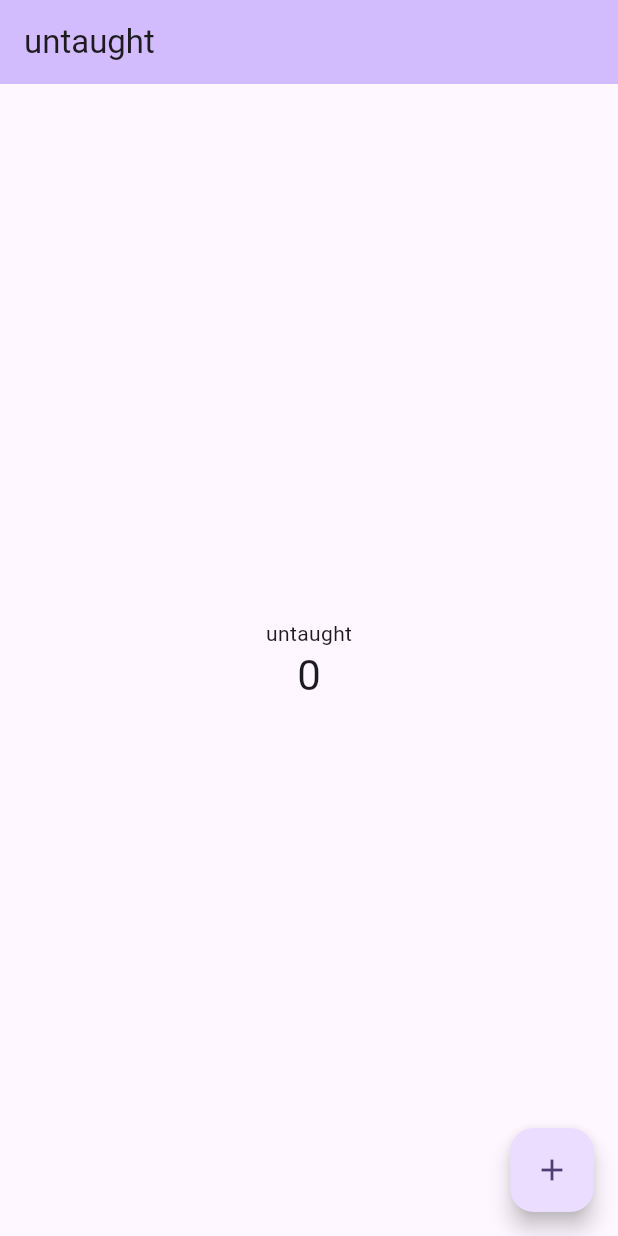
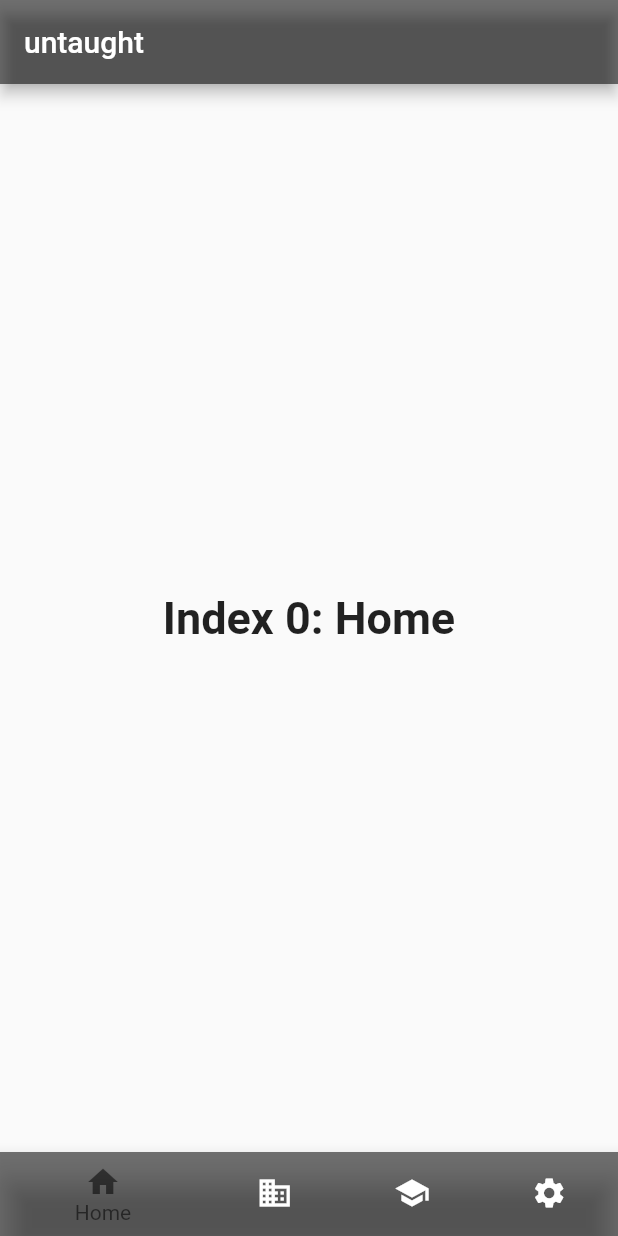
Before and after one commit to Michael-Junior/untaught, a Flutter app: the screen it shows after launch, on a phone screen of 412 x 824 dp. Run offline on Flutter 3.47's test engine with Material 2 defaults, Android fonts, the phone set to English and light mode, and no system bars.

Commit message:
Adicionado BottomNavigationBarMain

```diff
--- /dev/null
+++ b/lib/components/BottomNavigationBarMain.dart
@@ -0,0 +1,81 @@
+import 'package:flutter/material.dart';
+
+
+class BottomNavigationBarMain extends StatefulWidget {
+  const BottomNavigationBarMain({super.key});
+
+  @override
+  State<BottomNavigationBarMain> createState() =>
+      _BottomNavigationBarMainState();
+}
+
+class _BottomNavigationBarMainState
+    extends State<BottomNavigationBarMain> {
+  int _selectedIndex = 0;
+  static const TextStyle optionStyle =
+  TextStyle(fontSize: 30, fontWeight: FontWeight.bold);
+  static const List<Widget> _widgetOptions = <Widget>[
+    Text(
+      'Index 0: Home',
+      style: optionStyle,
+    ),
+    Text(
+      'Index 1: Business',
+      style: optionStyle,
+    ),
+    Text(
+      'Index 2: School',
+      style: optionStyle,
+    ),
+    Text(
+      'Index 3: Settings',
+      style: optionStyle,
+    ),
+  ];
+
+  void _onItemTapped(int index) {
+    setState(() {
+      _selectedIndex = index;
+    });
+  }
+
+  @override
+  Widget build(BuildContext context) {
+    return Scaffold(
+      appBar: AppBar(
+        backgroundColor: Colors.black54,
+        title: const Text('untaught'),
+      ),
+      body: Center(
+        child: _widgetOptions.elementAt(_selectedIndex),
+      ),
+      bottomNavigationBar: BottomNavigationBar(
+        items: const <BottomNavigationBarItem>[
+          BottomNavigationBarItem(
+            icon: Icon(Icons.home),
+            label: 'Home',
+            backgroundColor: Colors.black54,
+          ),
+          BottomNavigationBarItem(
+            icon: Icon(Icons.business),
+            label: 'Business',
+            backgroundColor: Colors.black54,
+          ),
+          BottomNavigationBarItem(
+            icon: Icon(Icons.school),
+            label: 'School',
+            backgroundColor: Colors.black54,
+          ),
+          BottomNavigationBarItem(
+            icon: Icon(Icons.settings),
+            label: 'Settings',
+            backgroundColor: Colors.black54,
+          ),
+        ],
+        currentIndex: _selectedIndex,
+        selectedItemColor: Colors.black54,
+        onTap: _onItemTapped,
+      ),
+    );
+  }
+}
--- a/lib/main.dart
+++ b/lib/main.dart
@@ -1,4 +1,6 @@
 import 'package:flutter/material.dart';
+
+import 'components/BottomNavigationBarMain.dart';
 
 void main() {
   runApp(const MyApp());
@@ -7,64 +9,11 @@ void main() {
 class MyApp extends StatelessWidget {
   const MyApp({super.key});
 
-  // This widget is the root of your application.
   @override
   Widget build(BuildContext context) {
-    return MaterialApp(
-      title: 'Flutter Demo',
-      theme: ThemeData(
-        colorScheme: ColorScheme.fromSeed(seedColor: Colors.deepPurple),
-        useMaterial3: true,
-      ),
-      home: const MyHomePage(title: 'untaught'),
+    return const MaterialApp(
+      debugShowCheckedModeBanner: false,
+      home: BottomNavigationBarMain()
     );
   }
 }
-
-class MyHomePage extends StatefulWidget {
-  const MyHomePage({super.key, required this.title});
-
-  final String title;
-
-  @override
-  State<MyHomePage> createState() => _MyHomePageState();
-}
-
-class _MyHomePageState extends State<MyHomePage> {
-  int _counter = 0;
-
-  void _incrementCounter() {
-    setState(() {
-      _counter++;
-    });
-  }
-
-  @override
-  Widget build(BuildContext context) {
-    return Scaffold(
-      appBar: AppBar(
-        backgroundColor: Theme.of(context).colorScheme.inversePrimary,
-        title: Text(widget.title),
-      ),
-      body: Center(
-        child: Column(
-          mainAxisAlignment: MainAxisAlignment.center,
-          children: <Widget>[
-            const Text(
-              'untaught',
-            ),
-            Text(
-              '$_counter',
-              style: Theme.of(context).textTheme.headlineMedium,
-            ),
-          ],
-        ),
-      ),
-      floatingActionButton: FloatingActionButton(
-        onPressed: _incrementCounter,
-        tooltip: 'Increment',
-        child: const Icon(Icons.add),
-      ),
-    );
-  }
-}
```
